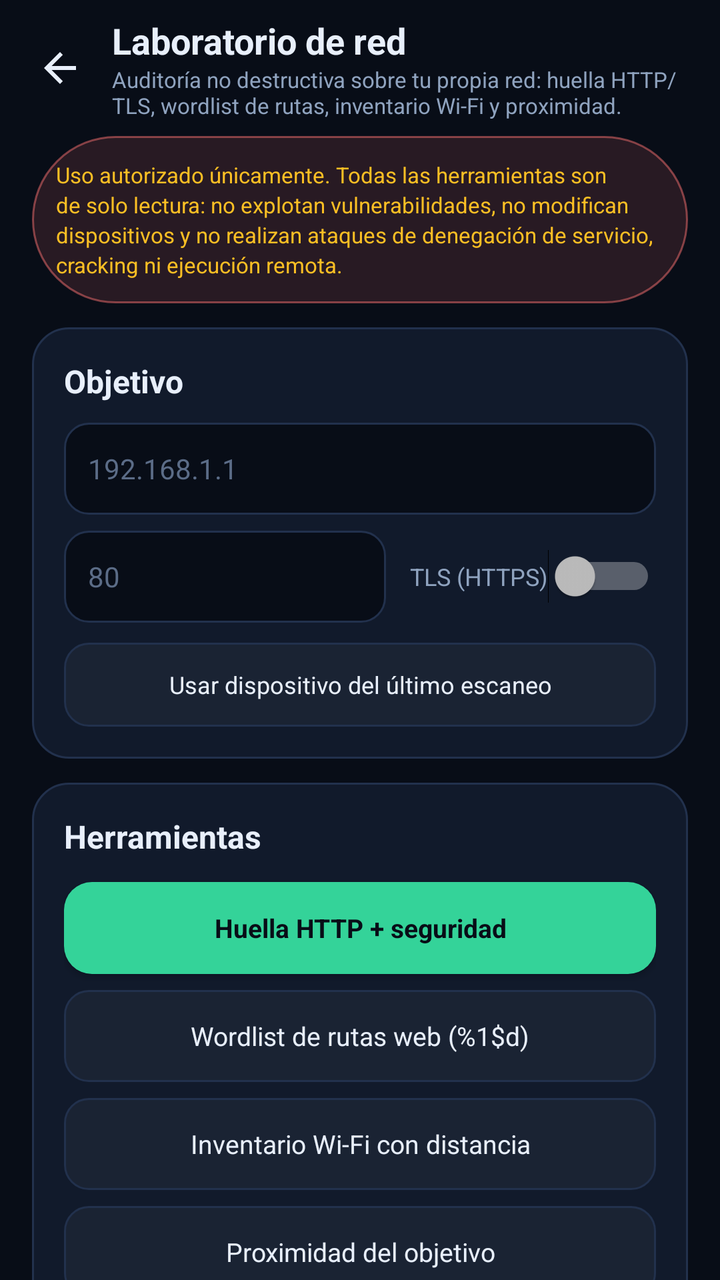
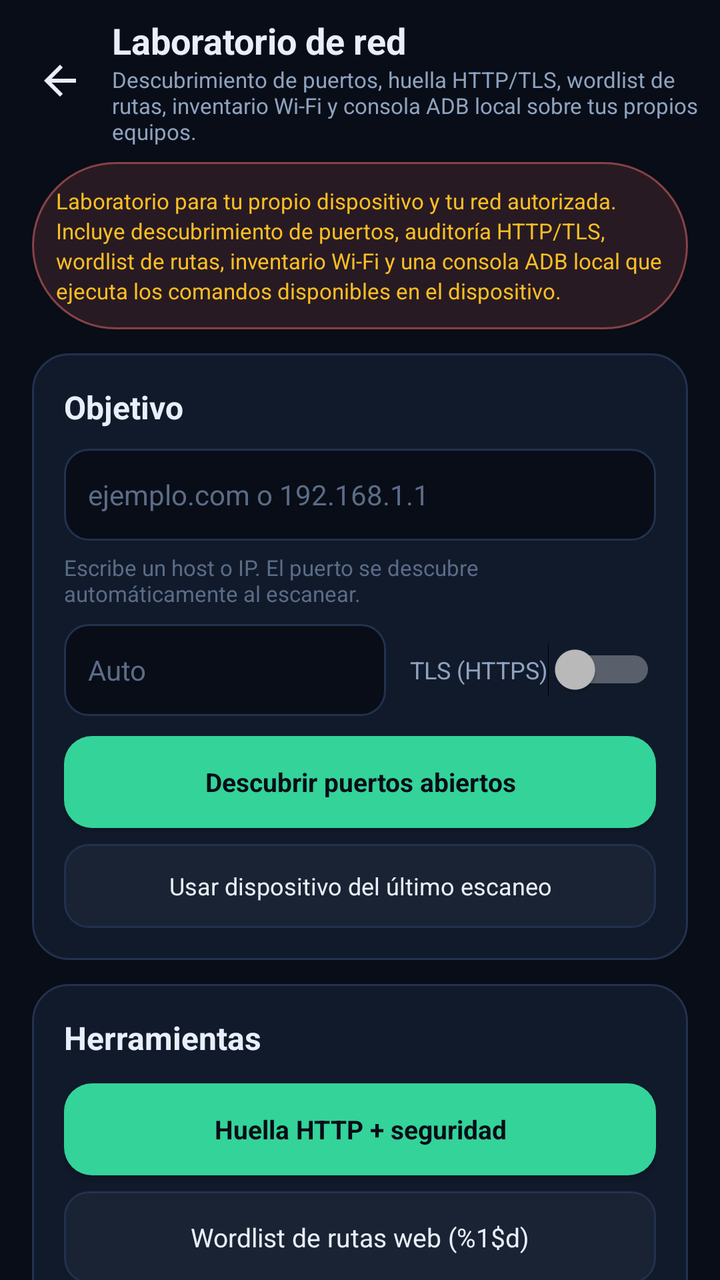

Screens rendered from an Android XML layout before and after an edit, with the pre-edit source and the edit as a unified diff.
<!-- AndroidManifest.xml: application theme Theme.NetScope -->
<!-- res/layout/activity_lab.xml -->
<?xml version="1.0" encoding="utf-8"?>
<LinearLayout xmlns:android="http://schemas.android.com/apk/res/android"
    android:layout_width="match_parent"
    android:layout_height="match_parent"
    android:background="@color/bg"
    android:orientation="vertical">

    <LinearLayout
        android:layout_width="match_parent"
        android:layout_height="wrap_content"
        android:gravity="center_vertical"
        android:orientation="horizontal"
        android:paddingStart="8dp"
        android:paddingEnd="8dp"
        android:paddingTop="8dp"
        android:paddingBottom="8dp">

        <ImageButton
            android:id="@+id/btnLabBack"
            android:layout_width="44dp"
            android:layout_height="44dp"
            android:background="?android:attr/selectableItemBackgroundBorderless"
            android:contentDescription="@string/back"
            android:src="@drawable/ic_back" />

        <LinearLayout
            android:layout_width="0dp"
            android:layout_height="wrap_content"
            android:layout_marginStart="4dp"
            android:layout_weight="1"
            android:orientation="vertical">

            <TextView
                android:layout_width="match_parent"
                android:layout_height="wrap_content"
                android:text="@string/lab_title"
                android:textColor="@color/text"
                android:textSize="18sp"
                android:textStyle="bold" />

            <TextView
                android:layout_width="match_parent"
                android:layout_height="wrap_content"
                android:text="@string/lab_subtitle"
                android:textColor="@color/text_dim"
                android:textSize="11sp" />
        </LinearLayout>
    </LinearLayout>

    <ScrollView
        android:id="@+id/scrollLab"
        android:layout_width="match_parent"
        android:layout_height="0dp"
        android:layout_weight="1"
        android:fillViewport="true"
        android:scrollbars="none">

        <LinearLayout
            android:layout_width="match_parent"
            android:layout_height="wrap_content"
            android:orientation="vertical"
            android:paddingStart="16dp"
            android:paddingEnd="16dp"
            android:paddingBottom="24dp">

            <TextView
                android:layout_width="match_parent"
                android:layout_height="wrap_content"
                android:background="@drawable/bg_chip_risk"
                android:lineSpacingExtra="2dp"
                android:padding="12dp"
                android:text="@string/lab_disclaimer"
                android:textColor="@color/warn"
                android:textSize="11sp" />

            <LinearLayout
                android:layout_width="match_parent"
                android:layout_height="wrap_content"
                android:layout_marginTop="12dp"
                android:background="@drawable/bg_card"
                android:orientation="vertical"
                android:padding="16dp">

                <TextView
                    android:layout_width="match_parent"
                    android:layout_height="wrap_content"
                    android:text="@string/lab_target"
                    android:textColor="@color/text"
                    android:textSize="16sp"
                    android:textStyle="bold" />

                <EditText
                    android:id="@+id/etLabIp"
                    android:layout_width="match_parent"
                    android:layout_height="46dp"
                    android:layout_marginTop="10dp"
                    android:background="@drawable/bg_input"
                    android:hint="@string/lab_ip_hint"
                    android:inputType="textUri"
                    android:paddingStart="12dp"
                    android:paddingEnd="12dp"
                    android:singleLine="true"
                    android:textColor="@color/text"
                    android:textColorHint="@color/text_faint"
                    android:textSize="14sp" />

                <LinearLayout
                    android:layout_width="match_parent"
                    android:layout_height="wrap_content"
                    android:layout_marginTop="8dp"
                    android:gravity="center_vertical"
                    android:orientation="horizontal">

                    <EditText
                        android:id="@+id/etLabPort"
                        android:layout_width="0dp"
                        android:layout_height="46dp"
                        android:layout_weight="1"
                        android:background="@drawable/bg_input"
                        android:hint="@string/lab_port_hint"
                        android:inputType="number"
                        android:maxLength="5"
                        android:paddingStart="12dp"
                        android:paddingEnd="12dp"
                        android:singleLine="true"
                        android:textColor="@color/text"
                        android:textColorHint="@color/text_faint"
                        android:textSize="14sp" />

                    <Switch
                        android:id="@+id/switchLabTls"
                        android:layout_width="wrap_content"
                        android:layout_height="wrap_content"
                        android:layout_marginStart="12dp"
                        android:text="@string/lab_tls"
                        android:textColor="@color/text_dim"
                        android:textSize="12sp" />
                </LinearLayout>

                <Button
                    android:id="@+id/btnPickDevice"
                    android:layout_width="match_parent"
                    android:layout_height="42dp"
                    android:layout_marginTop="10dp"
                    android:background="@drawable/bg_button_ghost"
                    android:elevation="0dp"
                    android:text="@string/lab_pick_device"
                    android:textAllCaps="false"
                    android:textColor="@color/text"
                    android:textSize="12sp" />
            </LinearLayout>

            <LinearLayout
                android:layout_width="match_parent"
                android:layout_height="wrap_content"
                android:layout_marginTop="12dp"
                android:background="@drawable/bg_card"
                android:orientation="vertical"
                android:padding="16dp">

                <TextView
                    android:layout_width="match_parent"
                    android:layout_height="wrap_content"
                    android:text="@string/lab_tools"
                    android:textColor="@color/text"
                    android:textSize="16sp"
                    android:textStyle="bold" />

                <Button
                    android:id="@+id/btnAuditHttp"
                    android:layout_width="match_parent"
                    android:layout_height="46dp"
                    android:layout_marginTop="12dp"
                    android:background="@drawable/bg_button_primary"
                    android:elevation="0dp"
                    android:text="@string/lab_audit_http"
                    android:textAllCaps="false"
                    android:textColor="@color/bg"
                    android:textSize="13sp"
                    android:textStyle="bold" />

                <Button
                    android:id="@+id/btnWordlist"
                    android:layout_width="match_parent"
                    android:layout_height="46dp"
                    android:layout_marginTop="8dp"
                    android:background="@drawable/bg_button_ghost"
                    android:elevation="0dp"
                    android:text="@string/lab_wordlist"
                    android:textAllCaps="false"
                    android:textColor="@color/text"
                    android:textSize="13sp" />

                <Button
                    android:id="@+id/btnWifiInventory"
                    android:layout_width="match_parent"
                    android:layout_height="46dp"
                    android:layout_marginTop="8dp"
                    android:background="@drawable/bg_button_ghost"
                    android:elevation="0dp"
                    android:text="@string/lab_wifi_inventory"
                    android:textAllCaps="false"
                    android:textColor="@color/text"
                    android:textSize="13sp" />

                <Button
                    android:id="@+id/btnProximity"
                    android:layout_width="match_parent"
                    android:layout_height="46dp"
                    android:layout_marginTop="8dp"
                    android:background="@drawable/bg_button_ghost"
                    android:elevation="0dp"
                    android:text="@string/lab_proximity"
                    android:textAllCaps="false"
                    android:textColor="@color/text"
                    android:textSize="13sp" />

                <ProgressBar
                    android:id="@+id/progressLab"
                    style="?android:attr/progressBarStyleHorizontal"
                    android:layout_width="match_parent"
                    android:layout_height="6dp"
                    android:layout_marginTop="12dp"
                    android:max="100"
                    android:progress="0"
                    android:progressDrawable="@drawable/progress_scan"
                    android:visibility="gone" />

                <Button
                    android:id="@+id/btnLabCancel"
                    android:layout_width="match_parent"
                    android:layout_height="42dp"
                    android:layout_marginTop="10dp"
                    android:background="@drawable/bg_button_danger"
                    android:elevation="0dp"
                    android:text="@string/lab_cancel"
                    android:textAllCaps="false"
                    android:textColor="@color/danger"
                    android:textSize="12sp"
                    android:visibility="gone" />
            </LinearLayout>

            <LinearLayout
                android:layout_width="match_parent"
                android:layout_height="wrap_content"
                android:layout_marginTop="12dp"
                android:background="@drawable/bg_card"
                android:orientation="vertical"
                android:padding="16dp">

                <TextView
                    android:layout_width="match_parent"
                    android:layout_height="wrap_content"
                    android:text="@string/lab_output"
                    android:textColor="@color/text"
                    android:textSize="16sp"
                    android:textStyle="bold" />

                <TextView
                    android:id="@+id/tvLabOutput"
                    android:layout_width="match_parent"
                    android:layout_height="wrap_content"
                    android:layout_marginTop="10dp"
                    android:fontFamily="monospace"
                    android:lineSpacingExtra="3dp"
                    android:text="@string/lab_output_empty"
                    android:textColor="@color/text_dim"
                    android:textIsSelectable="true"
                    android:textSize="11sp" />
            </LinearLayout>

            <TextView
                android:layout_width="match_parent"
                android:layout_height="wrap_content"
                android:layout_marginTop="14dp"
                android:text="@string/lab_estimate_note"
                android:textColor="@color/text_faint"
                android:textSize="10sp" />
        </LinearLayout>
    </ScrollView>
</LinearLayout>
<!-- resources referenced by this layout -->
<resources>
  <color name="bg">#080D17</color>
  <color name="danger">#F87171</color>
  <color name="text">#E8EFFB</color>
  <color name="text_dim">#8FA3BF</color>
  <color name="text_faint">#5B6C87</color>
  <color name="warn">#FBBF24</color>
  <!-- drawable bg_card (drawable) -->
  <?xml version="1.0" encoding="utf-8"?>
  <shape xmlns:android="http://schemas.android.com/apk/res/android">
      <solid android:color="@color/surface" />
      <corners android:radius="18dp" />
      <stroke android:width="1dp" android:color="@color/border" />
  </shape>
  <!-- drawable bg_chip_risk (drawable) -->
  <?xml version="1.0" encoding="utf-8"?>
  <shape xmlns:android="http://schemas.android.com/apk/res/android">
      <solid android:color="#22F87171" />
      <corners android:radius="99dp" />
      <stroke android:width="1dp" android:color="#80F87171" />
  </shape>
  <!-- drawable bg_input (drawable) -->
  <?xml version="1.0" encoding="utf-8"?>
  <shape xmlns:android="http://schemas.android.com/apk/res/android">
      <solid android:color="@color/bg" />
      <corners android:radius="12dp" />
      <stroke android:width="1dp" android:color="@color/border" />
  </shape>
  <string name="back">Volver</string>
  <string name="lab_audit_http">Huella HTTP + seguridad</string>
  <string name="lab_cancel">Detener</string>
  <string name="lab_disclaimer">Uso autorizado únicamente. Todas las herramientas son de solo lectura: no explotan vulnerabilidades, no modifican dispositivos y no realizan ataques de denegación de servicio, cracking ni ejecución remota.</string>
  <string name="lab_estimate_note">La distancia por RSSI y la proximidad por RTT son estimaciones orientativas; los muros, la banda y el tráfico alteran la medición.</string>
  <string name="lab_ip_hint">192.168.1.1</string>
  <string name="lab_output">Resultados</string>
  <string name="lab_output_empty">Elige una herramienta para empezar. Los resultados aparecerán aquí.</string>
  <string name="lab_pick_device">Usar dispositivo del último escaneo</string>
  <string name="lab_port_hint">80</string>
  <string name="lab_proximity">Proximidad del objetivo</string>
  <string name="lab_subtitle">Auditoría no destructiva sobre tu propia red: huella HTTP/TLS, wordlist de rutas, inventario Wi-Fi y proximidad.</string>
  <string name="lab_target">Objetivo</string>
  <string name="lab_title">Laboratorio de red</string>
  <string name="lab_tls">TLS (HTTPS)</string>
  <string name="lab_tools">Herramientas</string>
  <string name="lab_wifi_inventory">Inventario Wi-Fi con distancia</string>
  <string name="lab_wordlist">Wordlist de rutas web (%1$d)</string>
  <color name="border">#22314D</color>
  <color name="accent">#34D399</color>
  <color name="surface">#111A2B</color>
  <color name="surface2">#17233A</color>
  <color name="primary">#22D3EE</color>
  <!-- unchanged entries left out for length: 6 -->
</resources>

<!-- the commit's change to res/layout/activity_lab.xml (unified diff, before → after) -->
@@ -103,6 +103,15 @@
                     android:textColor="@color/text"
                     android:textColorHint="@color/text_faint"
                     android:textSize="14sp" />
+
+                <TextView
+                    android:id="@+id/tvLabResolved"
+                    android:layout_width="match_parent"
+                    android:layout_height="wrap_content"
+                    android:layout_marginTop="6dp"
+                    android:text="@string/lab_resolved_empty"
+                    android:textColor="@color/text_faint"
+                    android:textSize="11sp" />
 
                 <LinearLayout
                     android:layout_width="match_parent"
@@ -138,10 +147,23 @@
                 </LinearLayout>
 
                 <Button
+                    android:id="@+id/btnDiscoverPorts"
+                    android:layout_width="match_parent"
+                    android:layout_height="46dp"
+                    android:layout_marginTop="10dp"
+                    android:background="@drawable/bg_button_primary"
+                    android:elevation="0dp"
+                    android:text="@string/lab_discover_ports"
+                    android:textAllCaps="false"
+                    android:textColor="@color/bg"
+                    android:textSize="13sp"
+                    android:textStyle="bold" />
+
+                <Button
                     android:id="@+id/btnPickDevice"
                     android:layout_width="match_parent"
                     android:layout_height="42dp"
-                    android:layout_marginTop="10dp"
+                    android:layout_marginTop="8dp"
                     android:background="@drawable/bg_button_ghost"
                     android:elevation="0dp"
                     android:text="@string/lab_pick_device"
@@ -199,6 +221,18 @@
                     android:background="@drawable/bg_button_ghost"
                     android:elevation="0dp"
                     android:text="@string/lab_wifi_inventory"
+                    android:textAllCaps="false"
+                    android:textColor="@color/text"
+                    android:textSize="13sp" />
+
+                <Button
+                    android:id="@+id/btnWifiIps"
+                    android:layout_width="match_parent"
+                    android:layout_height="46dp"
+                    android:layout_marginTop="8dp"
+                    android:background="@drawable/bg_button_ghost"
+                    android:elevation="0dp"
+                    android:text="@string/lab_wifi_ips"
                     android:textAllCaps="false"
                     android:textColor="@color/text"
                     android:textSize="13sp" />
@@ -238,6 +272,104 @@
                     android:textColor="@color/danger"
                     android:textSize="12sp"
                     android:visibility="gone" />
+            </LinearLayout>
+
+            <LinearLayout
+                android:layout_width="match_parent"
+                android:layout_height="wrap_content"
+                android:layout_marginTop="12dp"
+                android:background="@drawable/bg_card"
+                android:orientation="vertical"
+                android:padding="16dp">
+
+                <TextView
+                    android:layout_width="match_parent"
+                    android:layout_height="wrap_content"
+                    android:text="@string/lab_adb_title"
+                    android:textColor="@color/text"
+                    android:textSize="16sp"
+                    android:textStyle="bold" />
+
+                <TextView
+                    android:layout_width="match_parent"
+                    android:layout_height="wrap_content"
+                    android:layout_marginTop="2dp"
+                    android:text="@string/lab_adb_subtitle"
+                    android:textColor="@color/text_dim"
+                    android:textSize="11sp" />
+
+                <EditText
+                    android:id="@+id/etAdbTarget"
+                    android:layout_width="match_parent"
+                    android:layout_height="46dp"
+                    android:layout_marginTop="10dp"
+                    android:background="@drawable/bg_input"
+                    android:hint="@string/lab_adb_target_hint"
+                    android:inputType="textUri"
+                    android:paddingStart="12dp"
+                    android:paddingEnd="12dp"
+                    android:singleLine="true"
+                    android:text="127.0.0.1:5555"
+                    android:textColor="@color/text"
+                    android:textColorHint="@color/text_faint"
+                    android:textSize="14sp" />
+
+                <EditText
+                    android:id="@+id/etAdbCommand"
+                    android:layout_width="match_parent"
+                    android:layout_height="46dp"
+                    android:layout_marginTop="8dp"
+                    android:background="@drawable/bg_input"
+                    android:hint="@string/lab_adb_command_hint"
+                    android:inputType="text"
+                    android:paddingStart="12dp"
+                    android:paddingEnd="12dp"
+                    android:singleLine="true"
+                    android:textColor="@color/text"
+                    android:textColorHint="@color/text_faint"
+                    android:textSize="14sp" />
+
+                <LinearLayout
+                    android:layout_width="match_parent"
+                    android:layout_height="wrap_content"
+                    android:layout_marginTop="8dp"
+                    android:orientation="horizontal">
+
+                    <Button
+                        android:id="@+id/btnAdbTest"
+                        android:layout_width="0dp"
+                        android:layout_height="44dp"
+                        android:layout_weight="1"
+                        android:background="@drawable/bg_button_ghost"
+                        android:elevation="0dp"
+                        android:text="@string/lab_adb_test"
+                        android:textAllCaps="false"
+                        android:textColor="@color/text"
+                        android:textSize="12sp" />
+
+                    <Button
+                        android:id="@+id/btnAdbRun"
+                        android:layout_width="0dp"
+                        android:layout_height="44dp"
+                        android:layout_marginStart="8dp"
+                        android:layout_weight="1"
+                        android:background="@drawable/bg_button_primary"
+                        android:elevation="0dp"
+                        android:text="@string/lab_adb_run"
+                        android:textAllCaps="false"
+                        android:textColor="@color/bg"
+                        android:textSize="12sp"
+                        android:textStyle="bold" />
+                </LinearLayout>
+
+                <TextView
+                    android:layout_width="match_parent"
+                    android:layout_height="wrap_content"
+                    android:layout_marginTop="10dp"
+                    android:lineSpacingExtra="2dp"
+                    android:text="@string/lab_adb_note"
+                    android:textColor="@color/text_faint"
+                    android:textSize="10sp" />
             </LinearLayout>
 
             <LinearLayout
<!-- resource entries referenced after the edit -->
@@ -28,22 +28,32 @@
       <stroke android:width="1dp" android:color="@color/border" />
   </shape>
   <string name="back">Volver</string>
+  <string name="lab_adb_command_hint">id; getprop ro.product.model; ls /sdcard</string>
+  <string name="lab_adb_note">ADB sobre TCP requiere que adbd escuche en el puerto indicado (adb tcpip 5555). NetScope no instala binarios: ejecuta los comandos disponibles para el usuario shell.</string>
+  <string name="lab_adb_run">Ejecutar comando</string>
+  <string name="lab_adb_subtitle">Ejecuta comandos del shell de adbd sobre TCP.</string>
+  <string name="lab_adb_target_hint">127.0.0.1:5555</string>
+  <string name="lab_adb_test">Probar conexión (id)</string>
+  <string name="lab_adb_title">Consola ADB local</string>
   <string name="lab_audit_http">Huella HTTP + seguridad</string>
   <string name="lab_cancel">Detener</string>
-  <string name="lab_disclaimer">Uso autorizado únicamente. Todas las herramientas son de solo lectura: no explotan vulnerabilidades, no modifican dispositivos y no realizan ataques de denegación de servicio, cracking ni ejecución remota.</string>
+  <string name="lab_disclaimer">Laboratorio para tu propio dispositivo y tu red autorizada. Incluye descubrimiento de puertos, auditoría HTTP/TLS, wordlist de rutas, inventario Wi-Fi y una consola ADB local que ejecuta los comandos disponibles en el dispositivo.</string>
+  <string name="lab_discover_ports">Descubrir puertos abiertos</string>
   <string name="lab_estimate_note">La distancia por RSSI y la proximidad por RTT son estimaciones orientativas; los muros, la banda y el tráfico alteran la medición.</string>
-  <string name="lab_ip_hint">192.168.1.1</string>
+  <string name="lab_ip_hint">ejemplo.com o 192.168.1.1</string>
   <string name="lab_output">Resultados</string>
   <string name="lab_output_empty">Elige una herramienta para empezar. Los resultados aparecerán aquí.</string>
   <string name="lab_pick_device">Usar dispositivo del último escaneo</string>
-  <string name="lab_port_hint">80</string>
+  <string name="lab_port_hint">Auto</string>
   <string name="lab_proximity">Proximidad del objetivo</string>
-  <string name="lab_subtitle">Auditoría no destructiva sobre tu propia red: huella HTTP/TLS, wordlist de rutas, inventario Wi-Fi y proximidad.</string>
+  <string name="lab_resolved_empty">Escribe un host o IP. El puerto se descubre automáticamente al escanear.</string>
+  <string name="lab_subtitle">Descubrimiento de puertos, huella HTTP/TLS, wordlist de rutas, inventario Wi-Fi y consola ADB local sobre tus propios equipos.</string>
   <string name="lab_target">Objetivo</string>
   <string name="lab_title">Laboratorio de red</string>
   <string name="lab_tls">TLS (HTTPS)</string>
   <string name="lab_tools">Herramientas</string>
   <string name="lab_wifi_inventory">Inventario Wi-Fi con distancia</string>
+  <string name="lab_wifi_ips">Escanear IPs de la red conectada</string>
   <string name="lab_wordlist">Wordlist de rutas web (%1$d)</string>
   <color name="border">#22314D</color>
   <color name="accent">#34D399</color>
